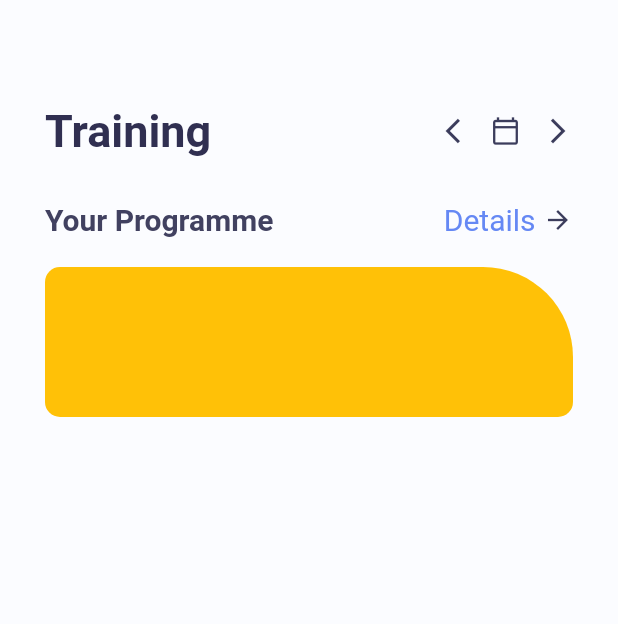
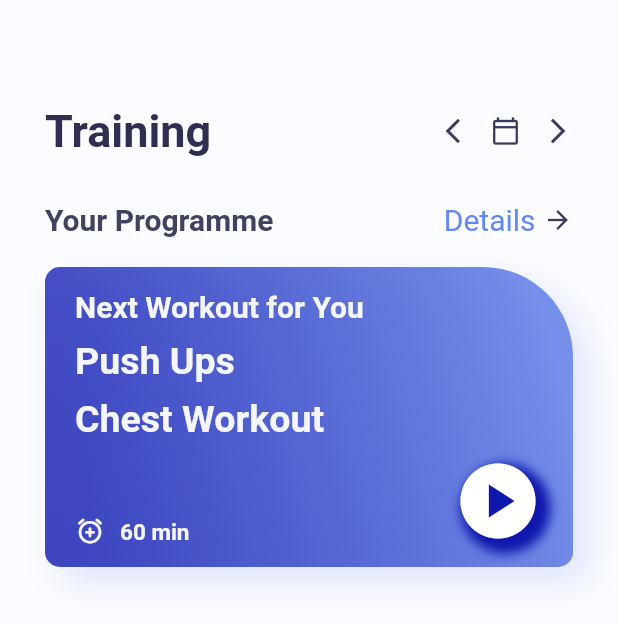
Before and after one commit to SandeepaCharith23/TrainnigMonitoringApp2021, a Flutter app: the screen it shows after launch, on a phone screen of 412 x 824 dp. Shown: the top 624 px of the screen. Run offline on Flutter 3.47's test engine with Material 2 defaults, Android fonts, the phone set to English and light mode, and no system bars.

Commit message:
Update An Container to show current Excersise

```diff
--- a/lib/HomePage.dart
+++ b/lib/HomePage.dart
@@ -99,10 +99,17 @@ class _HomepageState extends State<Homepage> {
               SizedBox(height: 20,),
               Container(
                 width: MediaQuery.of(context).size.width,
-                height: 100,
+                height: 200,
 
                 decoration: BoxDecoration(
-                  color: Colors.amber,
+                  gradient:LinearGradient(colors:[
+                    customcolors.AppColor.gradientFirst.withOpacity(0.8),
+                    customcolors.AppColor.gradientSecond.withOpacity(0.9),
+
+                  ],
+                  begin: Alignment.bottomLeft,
+                  end: Alignment.centerRight,
+                  ),
                   borderRadius: BorderRadius.only(
                     topLeft: Radius.circular(10),
                     bottomLeft: Radius.circular(10),
@@ -110,8 +117,115 @@ class _HomepageState extends State<Homepage> {
                     bottomRight: Radius.circular(10),
 
                   ),
+                  boxShadow: [
+                    BoxShadow(
+                      offset: Offset(10, 10),
+                      blurRadius: 20,
+                      color: customcolors.AppColor.gradientSecond.withOpacity(0.2),
+                    ),
+                  ],
                 ),
 
+
+              child: Container(
+                padding: const EdgeInsets.only(
+                  left: 20,
+                  top: 15,
+                  right: 20,
+                  bottom: 5,
+                ),
+                child: Column(
+                  crossAxisAlignment: CrossAxisAlignment.start,
+                  children: <Widget>
+                  [
+                    Text(
+                      "Next Workout for You",
+                      style: TextStyle(
+                      fontSize: 20,
+                      color: customcolors.AppColor.homePageContainerTextSmall,
+                      fontWeight: FontWeight.w700,
+
+                      ),
+                    ),
+                    SizedBox(
+                      height: 10,
+                      ),
+                    Text(
+                      "Push Ups",
+                      style: TextStyle(
+                      fontSize: 25,
+                      color: customcolors.AppColor.homePageContainerTextSmall,
+                      fontWeight: FontWeight.w700,
+
+                      ),
+                    ),
+
+                    SizedBox(
+                      height: 10,
+                      ),
+
+                    Text(
+                      "Chest Workout",
+                      style: TextStyle(
+                      fontSize: 25,
+                      color: customcolors.AppColor.homePageContainerTextSmall,
+                      fontWeight: FontWeight.w700,
+
+                      ),
+                    ),
+                    SizedBox(height: 10,),
+                    Row(
+                      crossAxisAlignment: CrossAxisAlignment.end,
+                      children: <Widget>
+                      [
+                        Icon(
+                          Icons.alarm_add_rounded,
+                          size: 20,
+                          color: customcolors.AppColor.homePageContainerTextSmall,
+                        ),
+
+                        SizedBox(width: 10,),
+
+                      Text(
+                      "60 min",
+                      style: TextStyle(
+                      fontSize: 15,
+                      color: customcolors.AppColor.homePageContainerTextSmall,
+                      fontWeight: FontWeight.w700,
+
+                      ),
+                      ),
+                      Expanded(
+                      child: Container(),
+                      ),
+                      Container(
+                        decoration: BoxDecoration(
+                          borderRadius: BorderRadius.circular(60),
+                          boxShadow: [
+                            BoxShadow(
+                              color: customcolors.AppColor.gradientFirst,
+                              blurRadius: 5,
+                              offset: Offset(5, 5),
+                            ),
+                          ],
+
+                        ),
+                        child: Icon(
+                         Icons.play_circle,
+                         size: 60,
+                         color: Colors.white,
+                    ),
+                      ),
+
+                      ],
+                    ),
+
+
+
+
+                  ],
+                ),
+              ),
               ),
             ],
           ),
```
